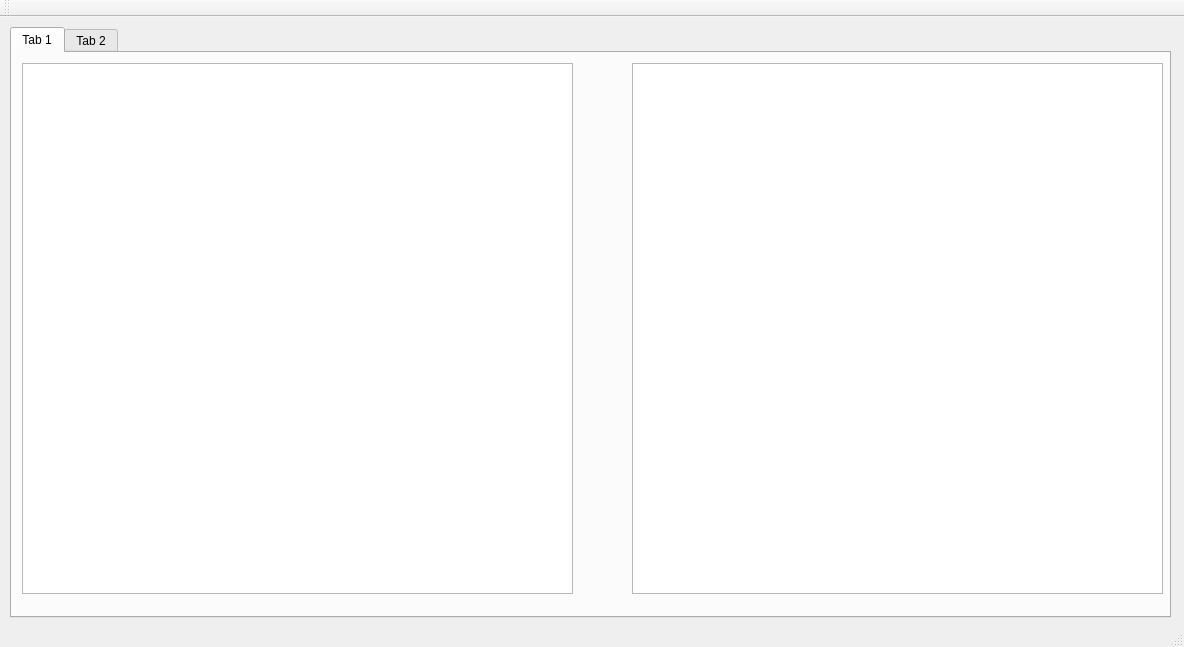
Qt form Server/nova-server/mainwindow.ui (mizit/Nova-git) before a commit.
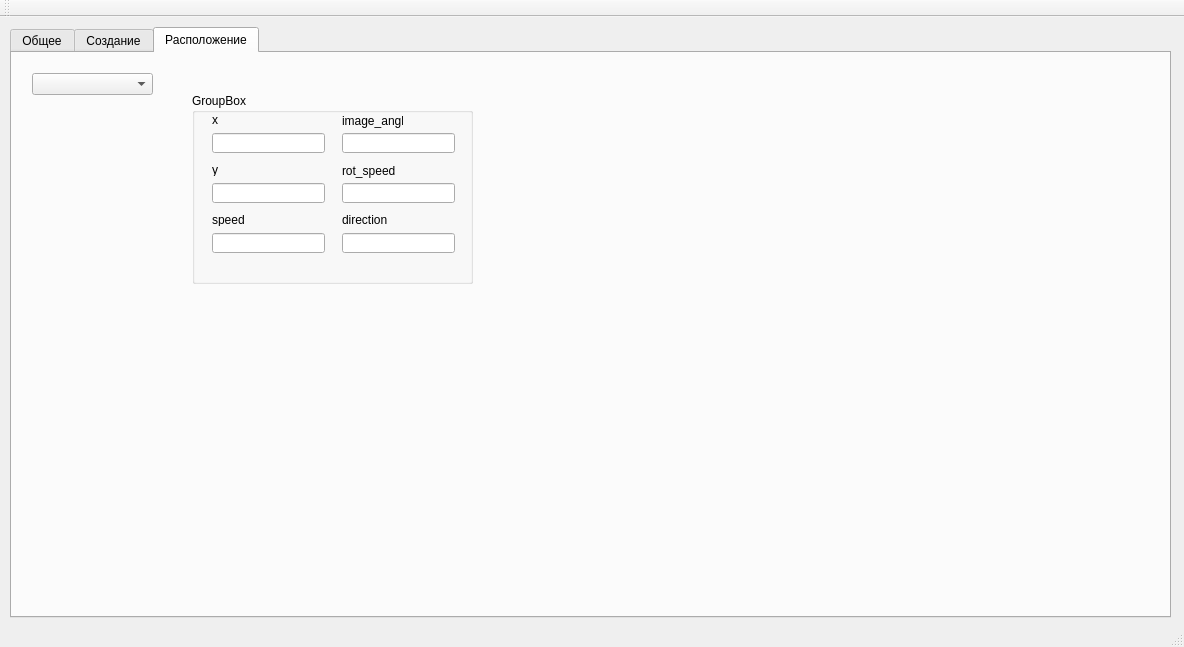
The same form after that commit.

The edit to the form file:
```diff
--- a/Server/nova-server/mainwindow.ui
+++ b/Server/nova-server/mainwindow.ui
@@ -23,9 +23,12 @@
       <height>591</height>
      </rect>
     </property>
+    <property name="currentIndex">
+     <number>2</number>
+    </property>
     <widget class="QWidget" name="tab">
      <attribute name="title">
-      <string>Tab 1</string>
+      <string>Общее</string>
      </attribute>
      <widget class="QListView" name="log">
       <property name="geometry">
@@ -50,8 +53,249 @@
     </widget>
     <widget class="QWidget" name="tab_2">
      <attribute name="title">
-      <string>Tab 2</string>
+      <string>Создание</string>
      </attribute>
+     <widget class="QGroupBox" name="groupBox">
+      <property name="geometry">
+       <rect>
+        <x>10</x>
+        <y>10</y>
+        <width>171</width>
+        <height>171</height>
+       </rect>
+      </property>
+      <property name="title">
+       <string>User creating</string>
+      </property>
+      <widget class="QLineEdit" name="editLogin">
+       <property name="geometry">
+        <rect>
+         <x>30</x>
+         <y>40</y>
+         <width>113</width>
+         <height>20</height>
+        </rect>
+       </property>
+      </widget>
+      <widget class="QLabel" name="label">
+       <property name="geometry">
+        <rect>
+         <x>20</x>
+         <y>20</y>
+         <width>47</width>
+         <height>13</height>
+        </rect>
+       </property>
+       <property name="text">
+        <string>Login</string>
+       </property>
+      </widget>
+      <widget class="QLabel" name="label_2">
+       <property name="geometry">
+        <rect>
+         <x>20</x>
+         <y>70</y>
+         <width>47</width>
+         <height>13</height>
+        </rect>
+       </property>
+       <property name="text">
+        <string>Password</string>
+       </property>
+      </widget>
+      <widget class="QLineEdit" name="editPass">
+       <property name="geometry">
+        <rect>
+         <x>30</x>
+         <y>90</y>
+         <width>113</width>
+         <height>20</height>
+        </rect>
+       </property>
+      </widget>
+      <widget class="QPushButton" name="buttonUsrCrt">
+       <property name="geometry">
+        <rect>
+         <x>70</x>
+         <y>130</y>
+         <width>75</width>
+         <height>23</height>
+        </rect>
+       </property>
+       <property name="text">
+        <string>Create</string>
+       </property>
+      </widget>
+     </widget>
+    </widget>
+    <widget class="QWidget" name="tab_3">
+     <attribute name="title">
+      <string>Расположение</string>
+     </attribute>
+     <widget class="QComboBox" name="combo_userpos">
+      <property name="geometry">
+       <rect>
+        <x>20</x>
+        <y>20</y>
+        <width>121</width>
+        <height>22</height>
+       </rect>
+      </property>
+     </widget>
+     <widget class="QGroupBox" name="groupBox_2">
+      <property name="geometry">
+       <rect>
+        <x>180</x>
+        <y>40</y>
+        <width>281</width>
+        <height>191</height>
+       </rect>
+      </property>
+      <property name="title">
+       <string>GroupBox</string>
+      </property>
+      <widget class="QLabel" name="label_x">
+       <property name="geometry">
+        <rect>
+         <x>20</x>
+         <y>20</y>
+         <width>47</width>
+         <height>13</height>
+        </rect>
+       </property>
+       <property name="toolTipDuration">
+        <number>-1</number>
+       </property>
+       <property name="text">
+        <string>x</string>
+       </property>
+      </widget>
+      <widget class="QLabel" name="label_y">
+       <property name="geometry">
+        <rect>
+         <x>20</x>
+         <y>70</y>
+         <width>47</width>
+         <height>13</height>
+        </rect>
+       </property>
+       <property name="text">
+        <string>y</string>
+       </property>
+      </widget>
+      <widget class="QLabel" name="label_ia">
+       <property name="geometry">
+        <rect>
+         <x>150</x>
+         <y>20</y>
+         <width>61</width>
+         <height>16</height>
+        </rect>
+       </property>
+       <property name="text">
+        <string>image_angle</string>
+       </property>
+      </widget>
+      <widget class="QLabel" name="label_4">
+       <property name="geometry">
+        <rect>
+         <x>20</x>
+         <y>120</y>
+         <width>47</width>
+         <height>13</height>
+        </rect>
+       </property>
+       <property name="text">
+        <string>speed</string>
+       </property>
+      </widget>
+      <widget class="QLabel" name="lable_rspeed">
+       <property name="geometry">
+        <rect>
+         <x>150</x>
+         <y>70</y>
+         <width>61</width>
+         <height>16</height>
+        </rect>
+       </property>
+       <property name="text">
+        <string>rot_speed</string>
+       </property>
+      </widget>
+      <widget class="QLabel" name="lable_dir">
+       <property name="geometry">
+        <rect>
+         <x>150</x>
+         <y>120</y>
+         <width>47</width>
+         <height>13</height>
+        </rect>
+       </property>
+       <property name="text">
+        <string>direction</string>
+       </property>
+      </widget>
+      <widget class="QLineEdit" name="edit_x">
+       <property name="geometry">
+        <rect>
+         <x>20</x>
+         <y>40</y>
+         <width>113</width>
+         <height>20</height>
+        </rect>
+       </property>
+      </widget>
+      <widget class="QLineEdit" name="edit_y">
+       <property name="geometry">
+        <rect>
+         <x>20</x>
+         <y>90</y>
+         <width>113</width>
+         <height>20</height>
+        </rect>
+       </property>
+      </widget>
+      <widget class="QLineEdit" name="edit_speed">
+       <property name="geometry">
+        <rect>
+         <x>20</x>
+         <y>140</y>
+         <width>113</width>
+         <height>20</height>
+        </rect>
+       </property>
+      </widget>
+      <widget class="QLineEdit" name="edit_ia">
+       <property name="geometry">
+        <rect>
+         <x>150</x>
+         <y>40</y>
+         <width>113</width>
+         <height>20</height>
+        </rect>
+       </property>
+      </widget>
+      <widget class="QLineEdit" name="edit_rspeed">
+       <property name="geometry">
+        <rect>
+         <x>150</x>
+         <y>90</y>
+         <width>113</width>
+         <height>20</height>
+        </rect>
+       </property>
+      </widget>
+      <widget class="QLineEdit" name="edit_dir">
+       <property name="geometry">
+        <rect>
+         <x>150</x>
+         <y>140</y>
+         <width>113</width>
+         <height>20</height>
+        </rect>
+       </property>
+      </widget>
+     </widget>
     </widget>
    </widget>
   </widget>
```
